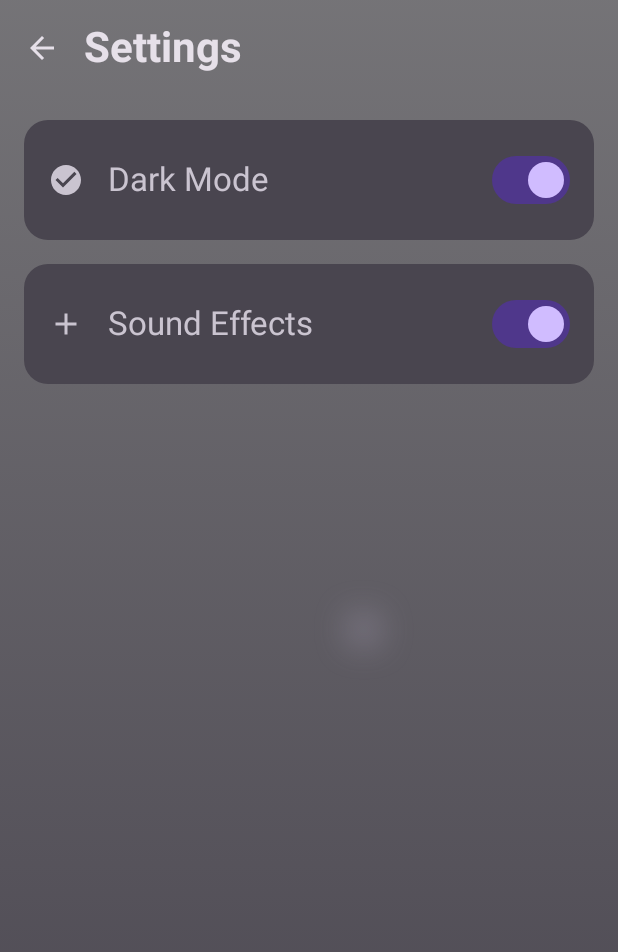
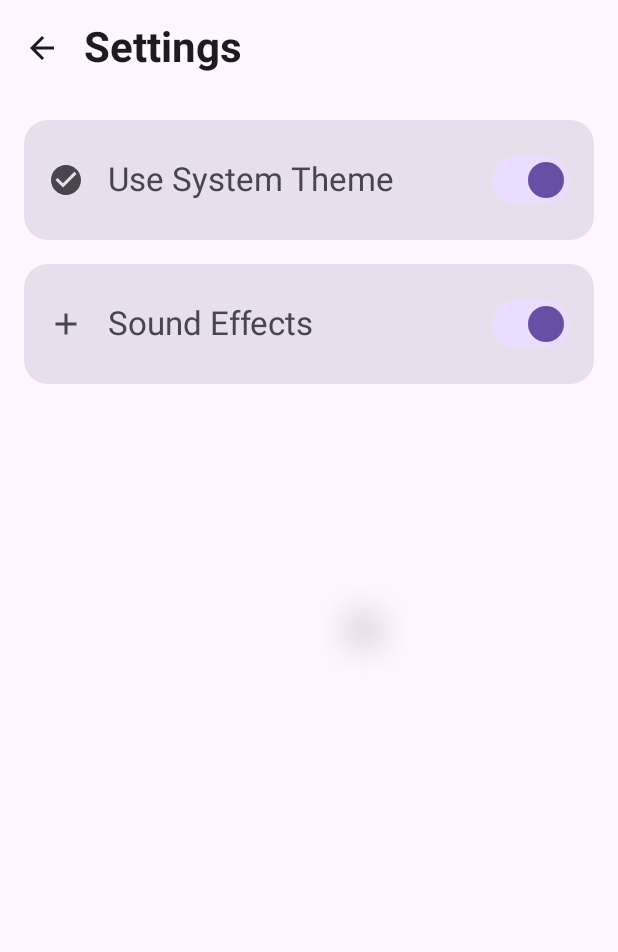
Before and after one commit to toufikforyou/mind-color-challenge-game, an Android app built with Jetpack Compose: the SettingsScreen screen opened through its navigation route, on a phone screen of 412 x 824 dp. Shown: the top 952 px of the screen. Run offline under Robolectric (Android 15) with nearby library versions, the phone set to English and light mode, and no system bars.

Commit message:
Add system theme preference with dynamic theme selection

```diff
--- a/app/src/main/java/dev/toufikforyou/colormatching/MainActivity.kt
+++ b/app/src/main/java/dev/toufikforyou/colormatching/MainActivity.kt
@@ -4,6 +4,7 @@ import android.os.Bundle
 import androidx.activity.ComponentActivity
 import androidx.activity.compose.setContent
 import androidx.activity.enableEdgeToEdge
+import androidx.compose.foundation.isSystemInDarkTheme
 import androidx.compose.runtime.collectAsState
 import androidx.compose.runtime.getValue
 import androidx.navigation.compose.rememberNavController
@@ -24,14 +25,25 @@ class MainActivity : ComponentActivity() {
 
         setContent {
             val isDarkMode by preferencesDataStore.isDarkMode.collectAsState(initial = true)
-            ColorMatchingTheme(darkTheme = isDarkMode) {
+            val useSystemTheme by preferencesDataStore.useSystemTheme.collectAsState(initial = true)
+
+            // Get the system dark mode preference
+            val isSystemInDarkTheme = isSystemInDarkTheme()
+
+            // Use system theme if enabled, otherwise use user preference
+            val shouldUseDarkTheme = if (useSystemTheme) {
+                isSystemInDarkTheme
+            } else {
+                isDarkMode
+            }
+
+            ColorMatchingTheme(darkTheme = shouldUseDarkTheme) {
                 val navController = rememberNavController()
                 NavGraph(
                     navController = navController,
                     preferencesDataStore = preferencesDataStore,
                     soundManager = soundManager
                 )
-
             }
         }
     }
--- a/app/src/main/java/dev/toufikforyou/colormatching/main/data/PreferencesDataStore.kt
+++ b/app/src/main/java/dev/toufikforyou/colormatching/main/data/PreferencesDataStore.kt
@@ -17,6 +17,7 @@ class PreferencesDataStore(context: Context) {
     companion object {
         val IS_DARK_MODE = booleanPreferencesKey("is_dark_mode")
         val IS_SOUND_ENABLED = booleanPreferencesKey("is_sound_enabled")
+        val USE_SYSTEM_THEME = booleanPreferencesKey("use_system_theme")
     }
 
     val isDarkMode: Flow<Boolean> = dataStore.data.map { preferences ->
@@ -25,6 +26,10 @@ class PreferencesDataStore(context: Context) {
 
     val isSoundEnabled: Flow<Boolean> = dataStore.data.map { preferences ->
         preferences[IS_SOUND_ENABLED] ?: true
+    }
+
+    val useSystemTheme: Flow<Boolean> = dataStore.data.map { preferences ->
+        preferences[USE_SYSTEM_THEME] ?: true
     }
 
     suspend fun updateDarkMode(isDarkMode: Boolean) {
@@ -38,4 +43,10 @@ class PreferencesDataStore(context: Context) {
             preferences[IS_SOUND_ENABLED] = isEnabled
         }
     }
+
+    suspend fun updateUseSystemTheme(useSystem: Boolean) {
+        dataStore.edit { preferences ->
+            preferences[USE_SYSTEM_THEME] = useSystem
+        }
+    }
 }
--- a/app/src/main/java/dev/toufikforyou/colormatching/main/navigation/NavGraph.kt
+++ b/app/src/main/java/dev/toufikforyou/colormatching/main/navigation/NavGraph.kt
@@ -27,6 +27,7 @@ fun NavGraph(
 ) {
     val isDarkMode by preferencesDataStore.isDarkMode.collectAsState(initial = true)
     val isSoundEnabled by preferencesDataStore.isSoundEnabled.collectAsState(initial = true)
+    val useSystemTheme by preferencesDataStore.useSystemTheme.collectAsState(initial = true)
     val scope = rememberCoroutineScope()
 
     NavHost(
@@ -41,15 +42,21 @@ fun NavGraph(
         }
 
         composable(Screen.Settings.route) {
-            SettingsScreen(navController = navController,
+            SettingsScreen(
+                navController = navController,
                 isDarkMode = isDarkMode,
                 isSoundEnabled = isSoundEnabled,
+                useSystemTheme = useSystemTheme,
                 onDarkModeChanged = {
                     scope.launch { preferencesDataStore.updateDarkMode(it) }
                 },
                 onSoundEnabledChanged = {
                     scope.launch { preferencesDataStore.updateSoundEnabled(it) }
-                })
+                },
+                onUseSystemThemeChanged = {
+                    scope.launch { preferencesDataStore.updateUseSystemTheme(it) }
+                }
+            )
         }
 
         composable(Screen.LevelSelection.route) {
--- a/app/src/main/java/dev/toufikforyou/colormatching/main/presentation/screens/settings/SettingsScreen.kt
+++ b/app/src/main/java/dev/toufikforyou/colormatching/main/presentation/screens/settings/SettingsScreen.kt
@@ -2,7 +2,6 @@ package dev.toufikforyou.colormatching.main.presentation.screens.settings
 
 import androidx.compose.foundation.background
 import androidx.compose.foundation.layout.Arrangement
-import androidx.compose.foundation.layout.Box
 import androidx.compose.foundation.layout.Column
 import androidx.compose.foundation.layout.Row
 import androidx.compose.foundation.layout.fillMaxSize
@@ -28,7 +27,6 @@ import androidx.compose.material3.TopAppBarDefaults
 import androidx.compose.runtime.Composable
 import androidx.compose.ui.Alignment
 import androidx.compose.ui.Modifier
-import androidx.compose.ui.graphics.Brush
 import androidx.compose.ui.graphics.Color
 import androidx.compose.ui.graphics.vector.ImageVector
 import androidx.compose.ui.text.font.FontWeight
@@ -42,24 +40,16 @@ fun SettingsScreen(
     navController: NavController,
     isDarkMode: Boolean,
     isSoundEnabled: Boolean,
+    useSystemTheme: Boolean,
     onDarkModeChanged: (Boolean) -> Unit,
-    onSoundEnabledChanged: (Boolean) -> Unit
+    onSoundEnabledChanged: (Boolean) -> Unit,
+    onUseSystemThemeChanged: (Boolean) -> Unit
 ) {
-    Box(
+    Scaffold(
         modifier = Modifier
             .fillMaxSize()
-            .background(
-                Brush.verticalGradient(
-                    colors = listOf(
-                        MaterialTheme.colorScheme.background.copy(alpha = 0.58f),
-                        MaterialTheme.colorScheme.surfaceVariant
-                    )
-                )
-            )
-    ) {
-        GameBackground()
-
-        Scaffold(containerColor = Color.Transparent, topBar = {
+            .background(MaterialTheme.colorScheme.background),
+        topBar = {
             TopAppBar(title = {
                 Text(
                     "Settings", style = MaterialTheme.typography.headlineMedium.copy(
@@ -80,6 +70,7 @@ fun SettingsScreen(
             )
             )
         }) { padding ->
+        GameBackground()
         Column(
             modifier = Modifier
                 .fillMaxSize()
@@ -88,11 +79,20 @@ fun SettingsScreen(
             verticalArrangement = Arrangement.spacedBy(16.dp)
         ) {
             SettingsItem(
+                title = "Use System Theme",
+                icon = if (useSystemTheme) Icons.Default.CheckCircle else Icons.Filled.CheckCircle,
+                isChecked = useSystemTheme,
+                onCheckedChange = onUseSystemThemeChanged
+            )
+
+            if (!useSystemTheme) {
+                SettingsItem(
                     title = "Dark Mode",
                     icon = if (isDarkMode) Icons.Default.CheckCircle else Icons.Filled.CheckCircle,
                     isChecked = isDarkMode,
                     onCheckedChange = onDarkModeChanged
                 )
+            }
 
             SettingsItem(
                 title = "Sound Effects",
@@ -100,7 +100,6 @@ fun SettingsScreen(
                 isChecked = isSoundEnabled,
                 onCheckedChange = onSoundEnabledChanged
             )
-            }
         }
     }
 }
```
Also changed, not shown: app/src/main/java/dev/toufikforyou/colormatching/main/presentation/screens/guide/GuideScreen.kt (+4 -8 lines), app/src/main/java/dev/toufikforyou/colormatching/main/presentation/screens/highscores/HighScoresScreen.kt (+4 -8 lines). Lines whose indentation alone changed are shown as unchanged.
